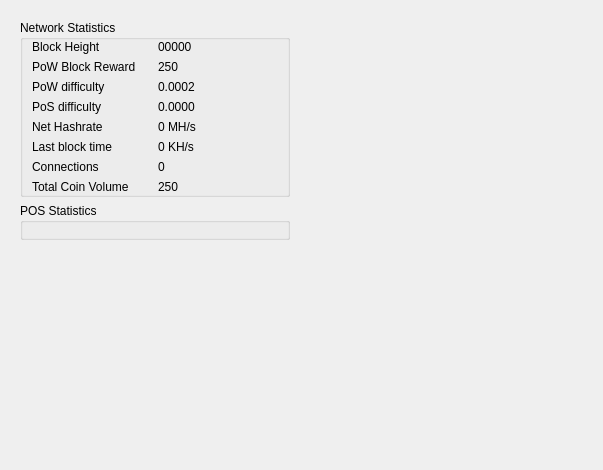
This is src/qt/forms/networkpage.ui in DaGoOfMaN/FlapXcoin-Lab as Qt 5 draws it before an edit. The edited form follows.
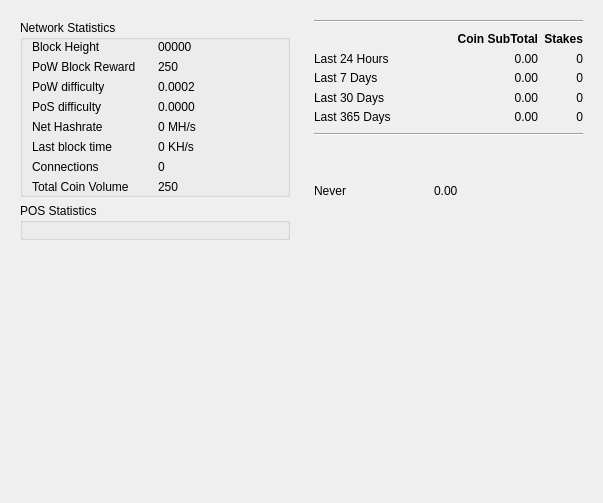
This is the edited form. Icons and pictures are not drawn. Custom widgets are drawn as their Qt base class.

```diff
--- a/src/qt/forms/networkpage.ui
+++ b/src/qt/forms/networkpage.ui
@@ -7,13 +7,13 @@
     <x>0</x>
     <y>0</y>
     <width>603</width>
-    <height>470</height>
+    <height>503</height>
    </rect>
   </property>
   <property name="windowTitle">
    <string>Address Book</string>
   </property>
-  <layout class="QGridLayout" name="gridLayout_3">
+  <layout class="QGridLayout" name="gridLayout_5">
    <item row="0" column="0">
     <widget class="QFrame" name="networkpage">
      <property name="sizePolicy">
@@ -274,17 +274,443 @@
     </widget>
    </item>
    <item row="0" column="1">
-    <spacer name="horizontalSpacer">
-     <property name="orientation">
-      <enum>Qt::Horizontal</enum>
-     </property>
-     <property name="sizeHint" stdset="0">
+    <widget class="QFrame" name="frame">
+     <property name="maximumSize">
       <size>
-       <width>40</width>
-       <height>20</height>
+       <width>460</width>
+       <height>99999</height>
       </size>
      </property>
-    </spacer>
+     <property name="styleSheet">
+      <string notr="true"/>
+     </property>
+     <property name="frameShape">
+      <enum>QFrame::NoFrame</enum>
+     </property>
+     <property name="frameShadow">
+      <enum>QFrame::Raised</enum>
+     </property>
+     <layout class="QGridLayout" name="gridLayout_3">
+      <item row="4" column="0">
+       <layout class="QGridLayout" name="gridLayout2" columnstretch="0">
+        <property name="rightMargin">
+         <number>35</number>
+        </property>
+       </layout>
+      </item>
+      <item row="2" column="0">
+       <widget class="Line" name="line_2">
+        <property name="orientation">
+         <enum>Qt::Horizontal</enum>
+        </property>
+       </widget>
+      </item>
+      <item row="0" column="0">
+       <widget class="Line" name="line">
+        <property name="orientation">
+         <enum>Qt::Horizontal</enum>
+        </property>
+       </widget>
+      </item>
+      <item row="3" column="0">
+       <layout class="QHBoxLayout" name="horizontalLayout2" stretch="0,0">
+        <property name="sizeConstraint">
+         <enum>QLayout::SetDefaultConstraint</enum>
+        </property>
+        <property name="rightMargin">
+         <number>35</number>
+        </property>
+        <item>
+         <widget class="QLabel" name="L_LastStakeTime">
+          <property name="sizePolicy">
+           <sizepolicy hsizetype="Preferred" vsizetype="Preferred">
+            <horstretch>0</horstretch>
+            <verstretch>0</verstretch>
+           </sizepolicy>
+          </property>
+          <property name="font">
+           <font>
+            <pointsize>9</pointsize>
+            <weight>50</weight>
+            <bold>false</bold>
+           </font>
+          </property>
+          <property name="toolTip">
+           <string>Date of the last mature Stake</string>
+          </property>
+          <property name="styleSheet">
+           <string notr="true">background:transparent;</string>
+          </property>
+          <property name="text">
+           <string>Never</string>
+          </property>
+          <property name="alignment">
+           <set>Qt::AlignLeading|Qt::AlignLeft|Qt::AlignVCenter</set>
+          </property>
+          <property name="margin">
+           <number>2</number>
+          </property>
+         </widget>
+        </item>
+        <item>
+         <widget class="QLabel" name="Amount_Last">
+          <property name="sizePolicy">
+           <sizepolicy hsizetype="Preferred" vsizetype="Preferred">
+            <horstretch>0</horstretch>
+            <verstretch>0</verstretch>
+           </sizepolicy>
+          </property>
+          <property name="font">
+           <font>
+            <pointsize>9</pointsize>
+            <weight>50</weight>
+            <bold>false</bold>
+            <kerning>false</kerning>
+           </font>
+          </property>
+          <property name="toolTip">
+           <string>Coin Earned in last mature Stake</string>
+          </property>
+          <property name="styleSheet">
+           <string notr="true">background:transparent;</string>
+          </property>
+          <property name="text">
+           <string>0.00</string>
+          </property>
+          <property name="alignment">
+           <set>Qt::AlignLeading|Qt::AlignLeft|Qt::AlignVCenter</set>
+          </property>
+          <property name="margin">
+           <number>2</number>
+          </property>
+         </widget>
+        </item>
+       </layout>
+      </item>
+      <item row="1" column="0">
+       <layout class="QGridLayout" name="gridLayout_4" columnstretch="3,0,0">
+        <property name="verticalSpacing">
+         <number>0</number>
+        </property>
+        <item row="0" column="2">
+         <widget class="QLabel" name="label_3">
+          <property name="font">
+           <font>
+            <pointsize>9</pointsize>
+            <weight>75</weight>
+            <bold>true</bold>
+           </font>
+          </property>
+          <property name="toolTip">
+           <string>Blocks Staked</string>
+          </property>
+          <property name="text">
+           <string>Stakes</string>
+          </property>
+          <property name="alignment">
+           <set>Qt::AlignRight|Qt::AlignTrailing|Qt::AlignVCenter</set>
+          </property>
+          <property name="margin">
+           <number>4</number>
+          </property>
+         </widget>
+        </item>
+        <item row="1" column="0">
+         <widget class="QLabel" name="L1_24h">
+          <property name="font">
+           <font>
+            <pointsize>9</pointsize>
+            <weight>50</weight>
+            <bold>false</bold>
+           </font>
+          </property>
+          <property name="toolTip">
+           <string/>
+          </property>
+          <property name="text">
+           <string>Last 24 Hours</string>
+          </property>
+          <property name="margin">
+           <number>4</number>
+          </property>
+         </widget>
+        </item>
+        <item row="4" column="2">
+         <widget class="QLabel" name="Stake_365D">
+          <property name="font">
+           <font>
+            <pointsize>9</pointsize>
+            <weight>50</weight>
+            <bold>false</bold>
+            <kerning>false</kerning>
+           </font>
+          </property>
+          <property name="toolTip">
+           <string>Stake Made in last 365 Days</string>
+          </property>
+          <property name="text">
+           <string>0</string>
+          </property>
+          <property name="alignment">
+           <set>Qt::AlignRight|Qt::AlignTrailing|Qt::AlignVCenter</set>
+          </property>
+          <property name="margin">
+           <number>4</number>
+          </property>
+         </widget>
+        </item>
+        <item row="2" column="2">
+         <widget class="QLabel" name="Stake_7D">
+          <property name="font">
+           <font>
+            <pointsize>9</pointsize>
+            <weight>50</weight>
+            <bold>false</bold>
+            <kerning>false</kerning>
+           </font>
+          </property>
+          <property name="toolTip">
+           <string>Stake Made in last 7 Days</string>
+          </property>
+          <property name="text">
+           <string>0</string>
+          </property>
+          <property name="alignment">
+           <set>Qt::AlignRight|Qt::AlignTrailing|Qt::AlignVCenter</set>
+          </property>
+          <property name="margin">
+           <number>4</number>
+          </property>
+         </widget>
+        </item>
+        <item row="3" column="0">
+         <widget class="QLabel" name="L3_30D">
+          <property name="font">
+           <font>
+            <pointsize>9</pointsize>
+            <weight>50</weight>
+            <bold>false</bold>
+           </font>
+          </property>
+          <property name="toolTip">
+           <string/>
+          </property>
+          <property name="text">
+           <string>Last 30 Days</string>
+          </property>
+          <property name="margin">
+           <number>4</number>
+          </property>
+         </widget>
+        </item>
+        <item row="3" column="1">
+         <widget class="QLabel" name="Amount_30D">
+          <property name="font">
+           <font>
+            <pointsize>9</pointsize>
+            <weight>50</weight>
+            <bold>false</bold>
+            <kerning>false</kerning>
+           </font>
+          </property>
+          <property name="toolTip">
+           <string>Coin Earned in last 30 Days</string>
+          </property>
+          <property name="text">
+           <string>0.00</string>
+          </property>
+          <property name="alignment">
+           <set>Qt::AlignRight|Qt::AlignTrailing|Qt::AlignVCenter</set>
+          </property>
+          <property name="margin">
+           <number>4</number>
+          </property>
+         </widget>
+        </item>
+        <item row="3" column="2">
+         <widget class="QLabel" name="Stake_30D">
+          <property name="font">
+           <font>
+            <pointsize>9</pointsize>
+            <weight>50</weight>
+            <bold>false</bold>
+            <kerning>false</kerning>
+           </font>
+          </property>
+          <property name="toolTip">
+           <string>Stake Made in last 30 Days</string>
+          </property>
+          <property name="text">
+           <string>0</string>
+          </property>
+          <property name="alignment">
+           <set>Qt::AlignRight|Qt::AlignTrailing|Qt::AlignVCenter</set>
+          </property>
+          <property name="margin">
+           <number>4</number>
+          </property>
+         </widget>
+        </item>
+        <item row="4" column="0">
+         <widget class="QLabel" name="L3_30D_2">
+          <property name="font">
+           <font>
+            <pointsize>9</pointsize>
+            <weight>50</weight>
+            <bold>false</bold>
+           </font>
+          </property>
+          <property name="toolTip">
+           <string/>
+          </property>
+          <property name="text">
+           <string>Last 365 Days</string>
+          </property>
+          <property name="margin">
+           <number>4</number>
+          </property>
+         </widget>
+        </item>
+        <item row="4" column="1">
+         <widget class="QLabel" name="Amount_365D">
+          <property name="font">
+           <font>
+            <pointsize>9</pointsize>
+            <weight>50</weight>
+            <bold>false</bold>
+            <kerning>false</kerning>
+           </font>
+          </property>
+          <property name="toolTip">
+           <string>Coin Earned in last 365 Days</string>
+          </property>
+          <property name="text">
+           <string>0.00</string>
+          </property>
+          <property name="alignment">
+           <set>Qt::AlignRight|Qt::AlignTrailing|Qt::AlignVCenter</set>
+          </property>
+          <property name="margin">
+           <number>4</number>
+          </property>
+         </widget>
+        </item>
+        <item row="0" column="1">
+         <widget class="QLabel" name="L_Coin">
+          <property name="font">
+           <font>
+            <pointsize>9</pointsize>
+            <weight>75</weight>
+            <bold>true</bold>
+           </font>
+          </property>
+          <property name="text">
+           <string>Coin SubTotal</string>
+          </property>
+          <property name="alignment">
+           <set>Qt::AlignRight|Qt::AlignTrailing|Qt::AlignVCenter</set>
+          </property>
+          <property name="margin">
+           <number>4</number>
+          </property>
+         </widget>
+        </item>
+        <item row="1" column="1">
+         <widget class="QLabel" name="Amount_24H">
+          <property name="font">
+           <font>
+            <pointsize>9</pointsize>
+            <weight>50</weight>
+            <bold>false</bold>
+            <kerning>false</kerning>
+           </font>
+          </property>
+          <property name="toolTip">
+           <string>Coin Earned in last 24H</string>
+          </property>
+          <property name="text">
+           <string>0.00</string>
+          </property>
+          <property name="alignment">
+           <set>Qt::AlignRight|Qt::AlignTrailing|Qt::AlignVCenter</set>
+          </property>
+          <property name="margin">
+           <number>4</number>
+          </property>
+         </widget>
+        </item>
+        <item row="1" column="2">
+         <widget class="QLabel" name="Stake_24H">
+          <property name="font">
+           <font>
+            <pointsize>9</pointsize>
+            <weight>50</weight>
+            <bold>false</bold>
+            <kerning>false</kerning>
+           </font>
+          </property>
+          <property name="toolTip">
+           <string>Stake Made in last 24H</string>
+          </property>
+          <property name="text">
+           <string>0</string>
+          </property>
+          <property name="alignment">
+           <set>Qt::AlignRight|Qt::AlignTrailing|Qt::AlignVCenter</set>
+          </property>
+          <property name="margin">
+           <number>4</number>
+          </property>
+         </widget>
+        </item>
+        <item row="2" column="0">
+         <widget class="QLabel" name="L2_7D">
+          <property name="font">
+           <font>
+            <pointsize>9</pointsize>
+            <weight>50</weight>
+            <bold>false</bold>
+           </font>
+          </property>
+          <property name="toolTip">
+           <string/>
+          </property>
+          <property name="text">
+           <string>Last 7 Days</string>
+          </property>
+          <property name="margin">
+           <number>4</number>
+          </property>
+         </widget>
+        </item>
+        <item row="2" column="1">
+         <widget class="QLabel" name="Amount_7D">
+          <property name="font">
+           <font>
+            <pointsize>9</pointsize>
+            <weight>50</weight>
+            <bold>false</bold>
+            <kerning>false</kerning>
+           </font>
+          </property>
+          <property name="toolTip">
+           <string>Coin Earned in last 7 Days</string>
+          </property>
+          <property name="text">
+           <string>0.00</string>
+          </property>
+          <property name="alignment">
+           <set>Qt::AlignRight|Qt::AlignTrailing|Qt::AlignVCenter</set>
+          </property>
+          <property name="margin">
+           <number>4</number>
+          </property>
+         </widget>
+        </item>
+       </layout>
+      </item>
+     </layout>
+    </widget>
    </item>
    <item row="1" column="0" colspan="2">
     <widget class="QFrame" name="diffplotframe">
```
